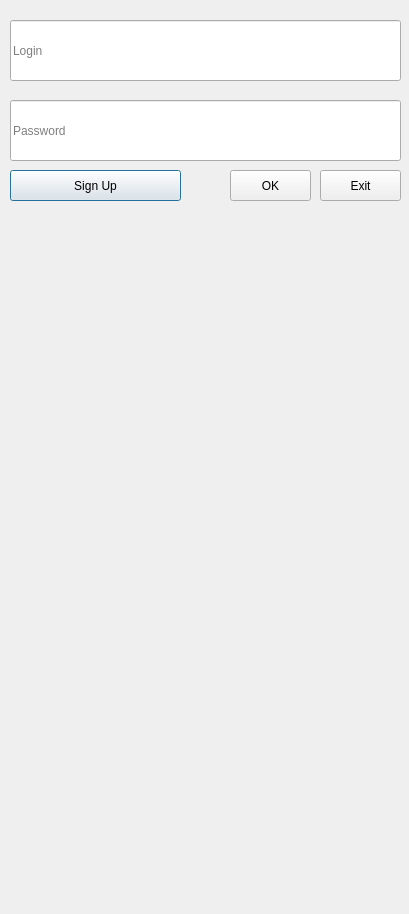
Knigan/Qt-Messenger, file connection.ui: the form before one commit.
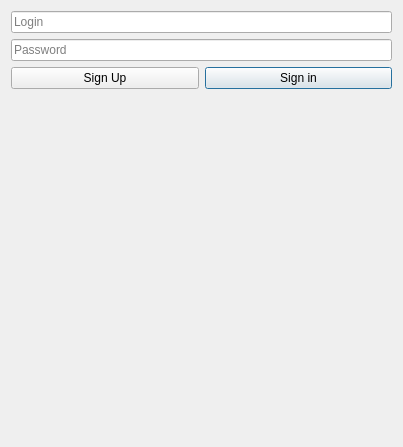
The form after the commit.

Patch:
```diff
--- a/connection.ui
+++ b/connection.ui
@@ -6,91 +6,53 @@
    <rect>
     <x>0</x>
     <y>0</y>
-    <width>409</width>
-    <height>914</height>
+    <width>403</width>
+    <height>447</height>
    </rect>
   </property>
   <property name="windowTitle">
    <string>Dialog</string>
   </property>
-  <widget class="QLineEdit" name="LoginLineEdit">
-   <property name="geometry">
-    <rect>
-     <x>10</x>
-     <y>20</y>
-     <width>391</width>
-     <height>61</height>
-    </rect>
-   </property>
-   <property name="placeholderText">
-    <string>Login</string>
-   </property>
-  </widget>
-  <widget class="QLineEdit" name="PasswordLineEdit">
-   <property name="geometry">
-    <rect>
-     <x>10</x>
-     <y>100</y>
-     <width>391</width>
-     <height>61</height>
-    </rect>
-   </property>
-   <property name="placeholderText">
-    <string>Password</string>
-   </property>
-  </widget>
-  <widget class="QLabel" name="ErrorLabel">
-   <property name="geometry">
-    <rect>
-     <x>10</x>
-     <y>240</y>
-     <width>381</width>
-     <height>31</height>
-    </rect>
-   </property>
-   <property name="text">
-    <string/>
-   </property>
-  </widget>
-  <widget class="QPushButton" name="SignUpButton">
-   <property name="geometry">
-    <rect>
-     <x>10</x>
-     <y>170</y>
-     <width>171</width>
-     <height>31</height>
-    </rect>
-   </property>
-   <property name="text">
-    <string>Sign Up</string>
-   </property>
-  </widget>
-  <widget class="QPushButton" name="SendButton">
-   <property name="geometry">
-    <rect>
-     <x>230</x>
-     <y>170</y>
-     <width>81</width>
-     <height>31</height>
-    </rect>
-   </property>
-   <property name="text">
-    <string>OK</string>
-   </property>
-  </widget>
-  <widget class="QPushButton" name="ExitButton">
-   <property name="geometry">
-    <rect>
-     <x>320</x>
-     <y>170</y>
-     <width>81</width>
-     <height>31</height>
-    </rect>
-   </property>
-   <property name="text">
-    <string>Exit</string>
-   </property>
-  </widget>
+  <layout class="QGridLayout" name="gridLayout">
+   <item row="3" column="0" colspan="2">
+    <widget class="QLabel" name="ErrorLabel">
+     <property name="text">
+      <string/>
+     </property>
+    </widget>
+   </item>
+   <item row="2" column="1">
+    <widget class="QPushButton" name="SignInButton">
+     <property name="text">
+      <string>Sign in</string>
+     </property>
+    </widget>
+   </item>
+   <item row="1" column="0" colspan="2">
+    <widget class="QLineEdit" name="PasswordLineEdit">
+     <property name="echoMode">
+      <enum>QLineEdit::Password</enum>
+     </property>
+     <property name="placeholderText">
+      <string>Password</string>
+     </property>
+    </widget>
+   </item>
+   <item row="0" column="0" colspan="2">
+    <widget class="QLineEdit" name="LoginLineEdit">
+     <property name="placeholderText">
+      <string>Login</string>
+     </property>
+    </widget>
+   </item>
+   <item row="2" column="0">
+    <widget class="QPushButton" name="SignUpButton">
+     <property name="text">
+      <string>Sign Up</string>
+     </property>
+    </widget>
+   </item>
+  </layout>
  </widget>
  <resources/>
  <connections/>
```
